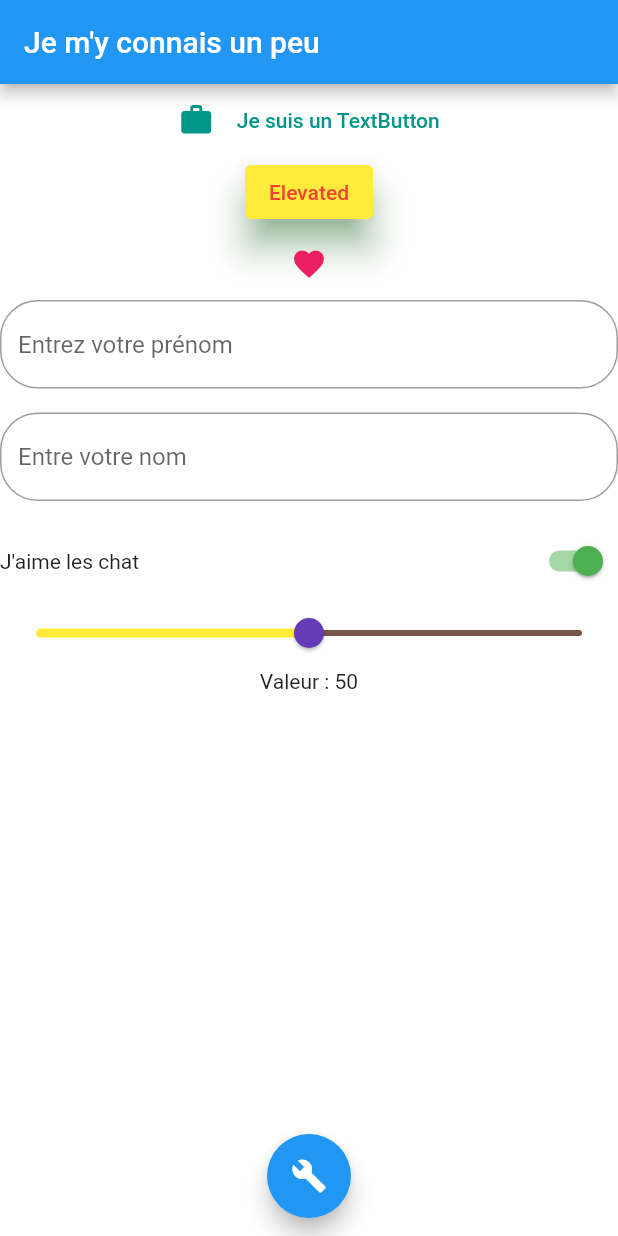
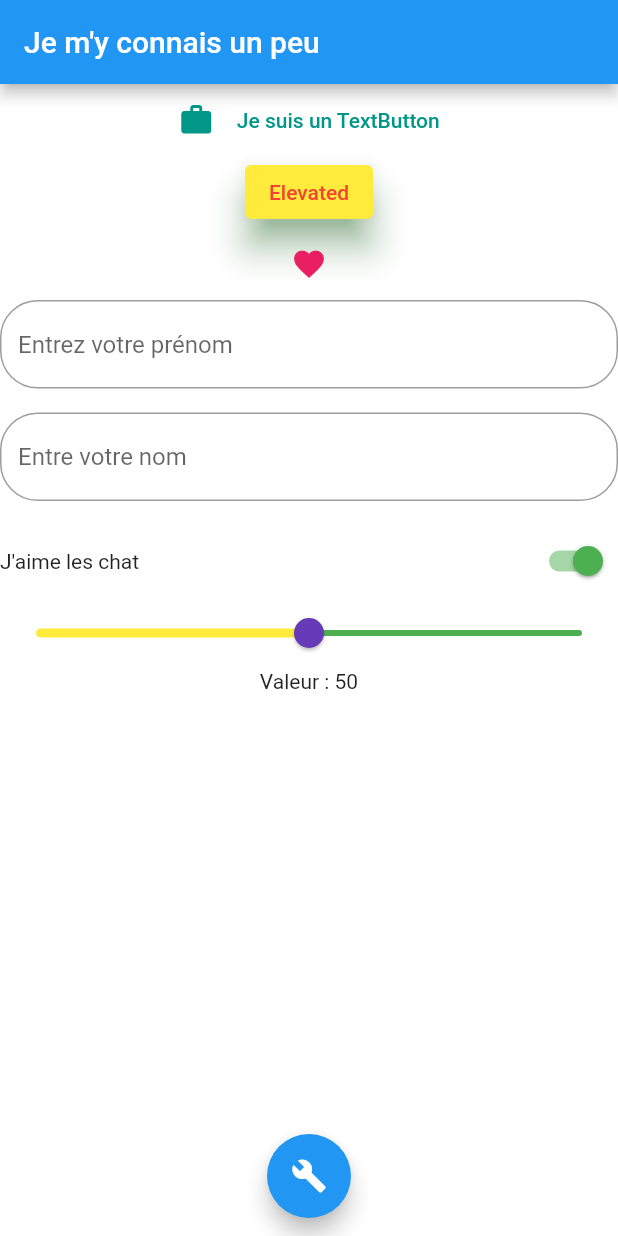
Before and after one commit to Anthonyrgn/interactifs_widget, a Flutter app: the screen it shows after launch, on a phone screen of 412 x 824 dp. Run offline on Flutter 3.47's test engine with Material 2 defaults, Android fonts, the phone set to English and light mode, and no system bars.

Commit message:
Slider anim

```diff
--- a/lib/interactif_page.dart
+++ b/lib/interactif_page.dart
@@ -134,7 +134,7 @@ class InteractifPageState extends State<InteractifPage> {
               });
             }),
               thumbColor: Colors.deepPurple,
-              inactiveColor: Colors.brown,
+              inactiveColor: Colors.green,
               activeColor: Colors.yellow,
             ),
             Text("Valeur : ${sliderValue.toInt()}"),
```
